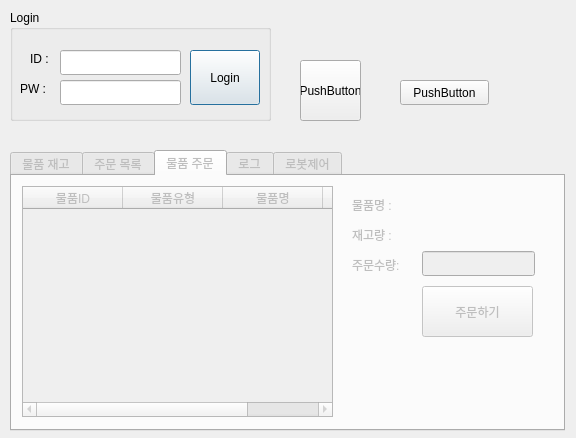
First picture: the form in gui/pickup_admin.ui, repository addinedu-ros-8th/iot-repo-5, before the edit.
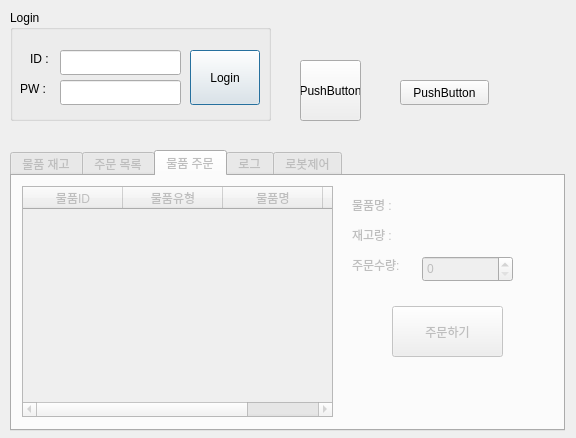
Second picture: the form after the edit. The open tabs and pages were chosen to show the change.

Diff of the .ui file:
```diff
--- a/gui/pickup_admin.ui
+++ b/gui/pickup_admin.ui
@@ -272,21 +272,11 @@
       <string>주문수량:</string>
      </property>
     </widget>
-    <widget class="QLineEdit" name="editOrderQuantity">
-     <property name="geometry">
-      <rect>
-       <x>410</x>
-       <y>75</y>
-       <width>113</width>
-       <height>25</height>
-      </rect>
-     </property>
-    </widget>
     <widget class="QPushButton" name="btnOrder">
      <property name="geometry">
       <rect>
-       <x>410</x>
-       <y>110</y>
+       <x>380</x>
+       <y>130</y>
        <width>111</width>
        <height>51</height>
       </rect>
@@ -321,6 +311,16 @@
       <string/>
      </property>
     </widget>
+    <widget class="QSpinBox" name="spinQuantity">
+     <property name="geometry">
+      <rect>
+       <x>410</x>
+       <y>80</y>
+       <width>91</width>
+       <height>26</height>
+      </rect>
+     </property>
+    </widget>
    </widget>
    <widget class="QWidget" name="tab_3">
     <attribute name="title">
```
Left out of the diff: 2 changed lines with no effect on the pictures.
